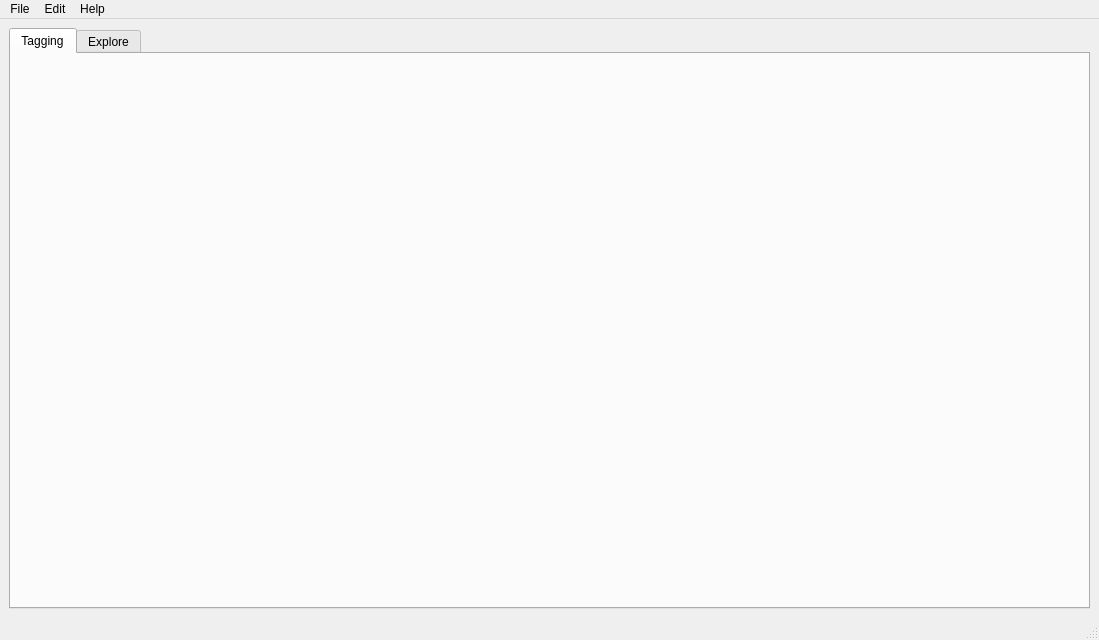
Above: src/fort-studio/MainWindow.ui from formicidae-tracker/studio before the change. Below: the same form after it.
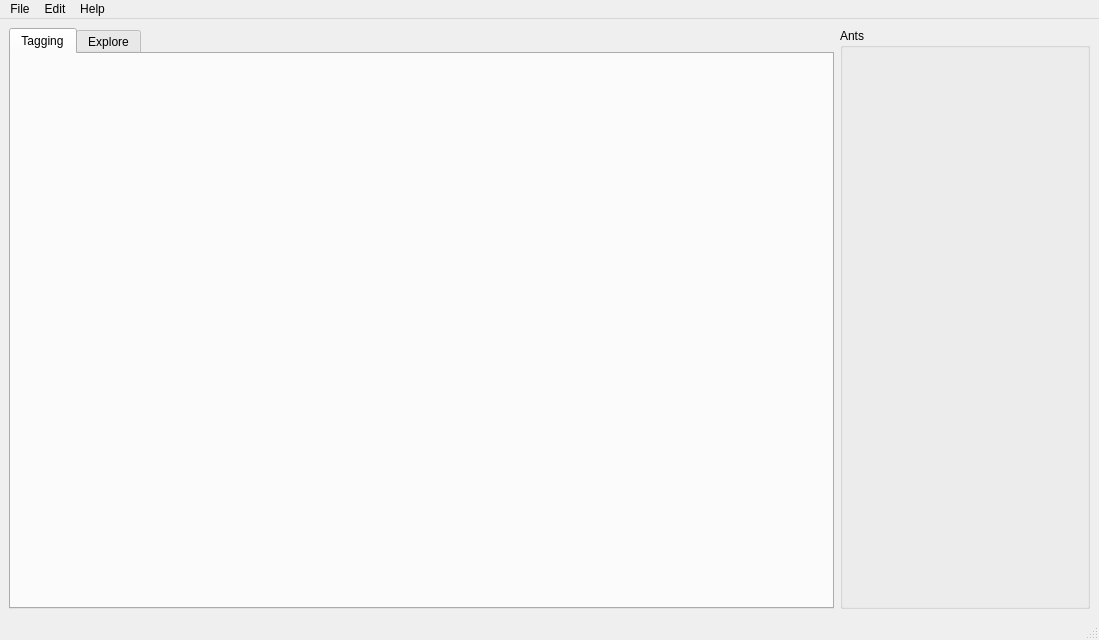
That is the form after the change. Icons and pictures are not drawn. Custom widgets are drawn as their Qt base class.

```diff
--- a/src/fort-studio/MainWindow.ui
+++ b/src/fort-studio/MainWindow.ui
@@ -32,6 +32,36 @@
       </widget>
      </widget>
     </item>
+    <item>
+     <widget class="QGroupBox" name="groupBox">
+      <property name="sizePolicy">
+       <sizepolicy hsizetype="Maximum" vsizetype="Preferred">
+        <horstretch>0</horstretch>
+        <verstretch>0</verstretch>
+       </sizepolicy>
+      </property>
+      <property name="minimumSize">
+       <size>
+        <width>250</width>
+        <height>0</height>
+       </size>
+      </property>
+      <property name="maximumSize">
+       <size>
+        <width>250</width>
+        <height>16777215</height>
+       </size>
+      </property>
+      <property name="title">
+       <string>Ants</string>
+      </property>
+      <layout class="QVBoxLayout" name="verticalLayout">
+       <item>
+        <widget class="AntListWidget" name="antList" native="true"/>
+       </item>
+      </layout>
+     </widget>
+    </item>
    </layout>
   </widget>
   <widget class="QMenuBar" name="menubar">
@@ -262,6 +292,14 @@
    </property>
   </action>
  </widget>
+ <customwidgets>
+  <customwidget>
+   <class>AntListWidget</class>
+   <extends>QWidget</extends>
+   <header location="global">fort-studio/AntListWidget.hpp</header>
+   <container>1</container>
+  </customwidget>
+ </customwidgets>
  <resources/>
  <connections/>
 </ui>
```
